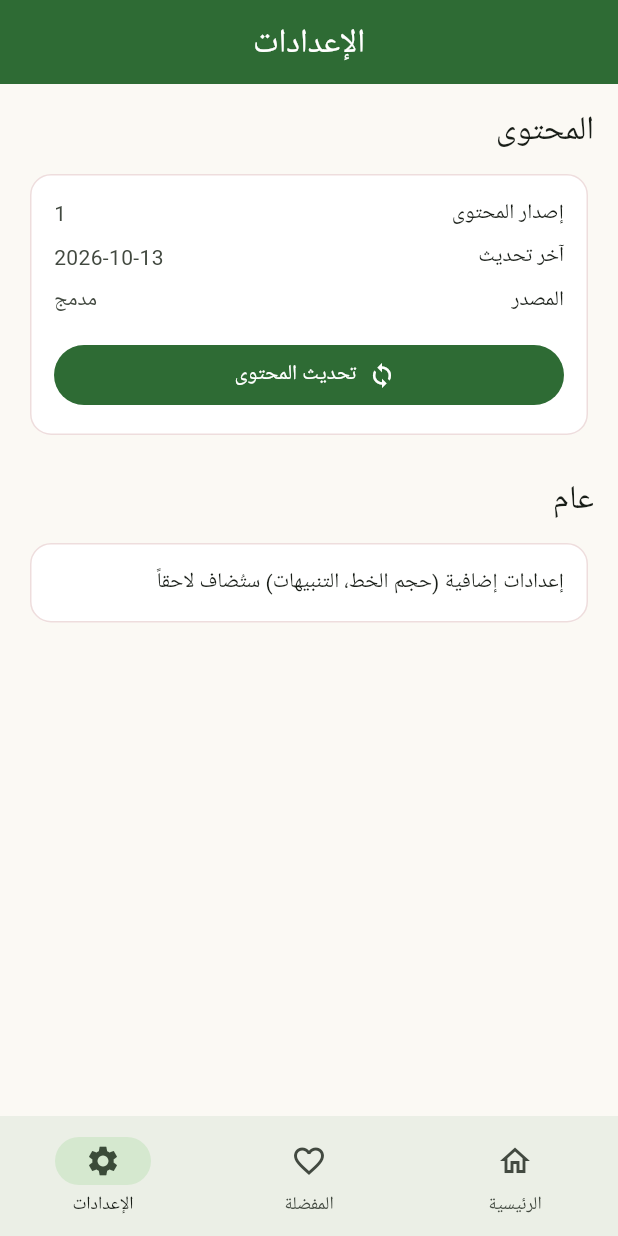
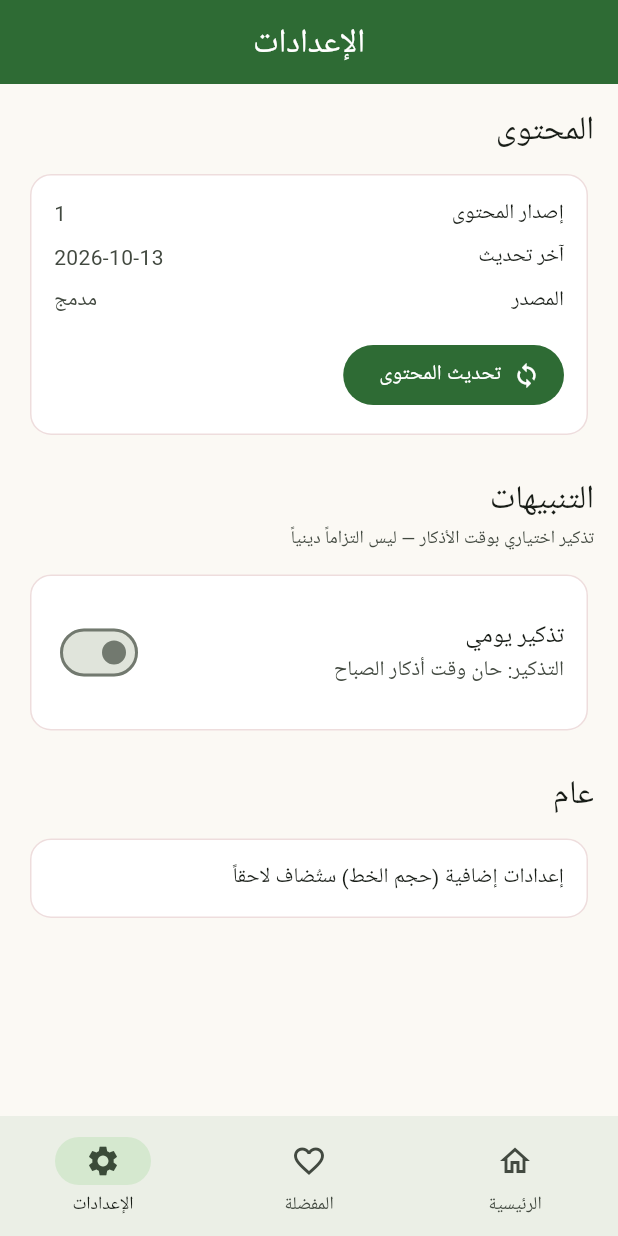
Before and after one commit to yahyaouifaouzi/the-muslims-companion, a Flutter app: the screen it shows after launch, item 3 of the bottom bar chosen, on a phone screen of 412 x 824 dp. Run offline on Flutter 3.47's test engine with Material 3 defaults, Android fonts, the light colour scheme and no system bars; our stand-ins replace flutter_local_notifications, flutter_timezone, share_plus, shared_preferences, timezone.

Commit message:
feat: daily local notifications with settings

```diff
--- /dev/null
+++ b/lib/app/reminder_store.dart
@@ -0,0 +1,77 @@
+import 'package:flutter/foundation.dart';
+import 'package:shared_preferences/shared_preferences.dart';
+
+/// Persisted daily-reminder settings: enabled flag and chosen local time.
+///
+/// The reminder is opt-in and purely a user convenience — it is never
+/// presented as a religious obligation.
+class ReminderStore extends ChangeNotifier {
+  static const String _enabledKey = 'reminder_enabled';
+  static const String _hourKey = 'reminder_hour';
+  static const String _minuteKey = 'reminder_minute';
+
+  /// Default reminder time: 07:00 local.
+  static const int defaultHour = 7;
+  static const int defaultMinute = 0;
+
+  bool enabled = false;
+  int hour = defaultHour;
+  int minute = defaultMinute;
+
+  /// Formatted 24-hour time string, e.g. `'07:30'`.
+  String get timeLabel =>
+      '${hour.toString().padLeft(2, '0')}:${minute.toString().padLeft(2, '0')}';
+
+  /// Restores persisted settings. Failures leave defaults in-memory.
+  Future<void> load() async {
+    try {
+      final prefs = await SharedPreferences.getInstance();
+      enabled = prefs.getBool(_enabledKey) ?? false;
+      hour = prefs.getInt(_hourKey) ?? defaultHour;
+      minute = prefs.getInt(_minuteKey) ?? defaultMinute;
+      if (hour < 0 || hour > 23) hour = defaultHour;
+      if (minute < 0 || minute > 59) minute = defaultMinute;
+    } catch (_) {
+      // Best-effort restore only.
+    }
+    notifyListeners();
+  }
+
+  /// Persists the enabled flag.
+  Future<void> setEnabled(bool value) async {
+    enabled = value;
+    notifyListeners();
+    try {
+      final prefs = await SharedPreferences.getInstance();
+      await prefs.setBool(_enabledKey, value);
+    } catch (_) {
+      // Keep the in-memory state even if persistence is unavailable.
+    }
+  }
+
+  /// Persists the chosen local time. Invalid values are clamped.
+  Future<void> setTime(int newHour, int newMinute) async {
+    hour = newHour.clamp(0, 23);
+    minute = newMinute.clamp(0, 59);
+    notifyListeners();
+    try {
+      final prefs = await SharedPreferences.getInstance();
+      await prefs.setInt(_hourKey, hour);
+      await prefs.setInt(_minuteKey, minute);
+    } catch (_) {
+      // Keep the in-memory state even if persistence is unavailable.
+    }
+  }
+}
+
+/// Computes the next occurrence of a daily [hour]:[minute] after [now].
+///
+/// Pure function (no timezone dependency) so it is trivially unit-testable.
+/// If today's occurrence has already passed, returns tomorrow's.
+DateTime nextDailyOccurrence(DateTime now, int hour, int minute) {
+  var scheduled = DateTime(now.year, now.month, now.day, hour, minute);
+  if (!scheduled.isAfter(now)) {
+    scheduled = scheduled.add(const Duration(days: 1));
+  }
+  return scheduled;
+}
--- a/lib/main.dart
+++ b/lib/main.dart
@@ -8,6 +8,8 @@ import 'package:provider/provider.dart';
 import 'app/content_provider.dart';
 import 'app/counter_store.dart';
 import 'app/favorites_store.dart';
+import 'app/notification_service.dart';
+import 'app/reminder_store.dart';
 import 'app/theme/app_theme.dart';
 import 'content/local_content_repository.dart';
 import 'content/refresh/content_cache.dart';
@@ -28,7 +30,15 @@ void main() async {
           client: RemoteContentClient(baseUrl: kContentBaseUrl),
           cache: cache,
         );
-  runApp(MuslimCompanionApp(cache: cache, refreshService: refreshService));
+  final notificationService = NotificationService();
+  await notificationService.init();
+  runApp(
+    MuslimCompanionApp(
+      cache: cache,
+      refreshService: refreshService,
+      notificationService: notificationService,
+    ),
+  );
 }
 
 Future<ContentCache?> _createCache() async {
@@ -57,6 +67,7 @@ class MuslimCompanionApp extends StatelessWidget {
     this.counterStore,
     this.cache,
     this.refreshService,
+    this.notificationService,
   });
 
   /// Injectable for tests; the real repository reads bundled assets.
@@ -73,6 +84,9 @@ class MuslimCompanionApp extends StatelessWidget {
 
   /// Injectable for tests; the real service uses a network client.
   final ContentRefreshService? refreshService;
+
+  /// Injectable for tests; the real service wraps flutter_local_notifications.
+  final NotificationService? notificationService;
 
   static const String appTitle = 'رفيق المسلم';
 
@@ -93,6 +107,7 @@ class MuslimCompanionApp extends StatelessWidget {
         ChangeNotifierProvider(
           create: (_) => (counterStore ?? CounterStore())..load(),
         ),
+        ChangeNotifierProvider(create: (_) => ReminderStore()..load()),
       ],
       child: MaterialApp(
         title: appTitle,
@@ -105,7 +120,7 @@ class MuslimCompanionApp extends StatelessWidget {
           GlobalCupertinoLocalizations.delegate,
         ],
         locale: const Locale('ar'),
-        home: const MainShell(),
+        home: MainShell(notificationService: notificationService),
       ),
     );
   }
--- a/lib/ui/screens/main_shell.dart
+++ b/lib/ui/screens/main_shell.dart
@@ -1,5 +1,6 @@
 import 'package:flutter/material.dart';
 
+import '../../app/notification_service.dart';
 import '../widgets/app_bottom_nav.dart';
 import 'favorites_screen.dart';
 import 'home_screen.dart';
@@ -8,7 +9,10 @@ import 'settings_screen.dart';
 /// Shell for the three root screens (home, favorites, settings) driven by a
 /// bottom NavigationBar; [IndexedStack] keeps state across tab switches.
 class MainShell extends StatefulWidget {
-  const MainShell({super.key});
+  const MainShell({super.key, this.notificationService});
+
+  /// Injectable for tests; provided by the app root in production.
+  final NotificationService? notificationService;
 
   @override
   State<MainShell> createState() => _MainShellState();
@@ -22,7 +26,11 @@ class _MainShellState extends State<MainShell> {
     return Scaffold(
       body: IndexedStack(
         index: _index,
-        children: const [HomeScreen(), FavoritesScreen(), SettingsScreen()],
+        children: [
+          const HomeScreen(),
+          const FavoritesScreen(),
+          SettingsScreen(notificationService: widget.notificationService),
+        ],
       ),
       bottomNavigationBar: AppBottomNav(
         index: _index,
--- a/lib/ui/screens/settings_screen.dart
+++ b/lib/ui/screens/settings_screen.dart
@@ -2,18 +2,24 @@ import 'package:flutter/material.dart';
 import 'package:provider/provider.dart';
 
 import '../../app/content_provider.dart';
+import '../../app/notification_service.dart';
+import '../../app/reminder_store.dart';
 import '../../content/local_content_repository.dart' show ContentCatalog;
 import '../../content/refresh/content_refresh_service.dart';
 
-/// Settings: content section with version info and manual refresh, plus
-/// placeholders for font size and reminders (later milestones).
+/// Settings: content section with version info and manual refresh, plus the
+/// daily reminder section and a placeholder for font size (later milestone).
 class SettingsScreen extends StatelessWidget {
-  const SettingsScreen({super.key});
+  const SettingsScreen({super.key, this.notificationService});
+
+  /// Injectable for tests; provided by the app shell in production.
+  final NotificationService? notificationService;
 
   @override
   Widget build(BuildContext context) {
     final provider = context.watch<ContentProvider>();
     final catalog = provider.catalog;
+    final reminder = context.watch<ReminderStore>();
     final theme = Theme.of(context);
 
     return Scaffold(
@@ -23,7 +29,46 @@ class SettingsScreen extends StatelessWidget {
         children: [
           Text('المحتوى', style: theme.textTheme.titleLarge),
           const SizedBox(height: 12),
-          Card(
+          _ContentCard(provider: provider, catalog: catalog),
+          const SizedBox(height: 24),
+          Text('التنبيهات', style: theme.textTheme.titleLarge),
+          const SizedBox(height: 4),
+          Text(
+            'تذكير اختياري بوقت الأذكار — ليس التزاماً دينياً',
+            style: theme.textTheme.bodySmall?.copyWith(
+              color: theme.colorScheme.onSurfaceVariant,
+            ),
+          ),
+          const SizedBox(height: 12),
+          _ReminderCard(
+            reminder: reminder,
+            notificationService: notificationService,
+          ),
+          const SizedBox(height: 24),
+          Text('عام', style: theme.textTheme.titleLarge),
+          const SizedBox(height: 12),
+          const Card(
+            child: Padding(
+              padding: EdgeInsetsDirectional.all(16),
+              child: Text('إعدادات إضافية (حجم الخط) ستُضاف لاحقاً'),
+            ),
+          ),
+        ],
+      ),
+    );
+  }
+}
+
+class _ContentCard extends StatelessWidget {
+  const _ContentCard({required this.provider, required this.catalog});
+
+  final ContentProvider provider;
+  final ContentCatalog? catalog;
+
+  @override
+  Widget build(BuildContext context) {
+    final theme = Theme.of(context);
+    return Card(
       child: Padding(
         padding: const EdgeInsetsDirectional.all(16),
         child: Column(
@@ -33,43 +78,30 @@ class SettingsScreen extends StatelessWidget {
               label: 'إصدار المحتوى',
               value: catalog == null
                   ? '—'
-                        : '${catalog.manifest.contentVersion}',
+                  : '${catalog!.manifest.contentVersion}',
             ),
             const SizedBox(height: 8),
-                  _InfoRow(
-                    label: 'آخر تحديث',
-                    value: _formatDate(provider, catalog),
-                  ),
+            _InfoRow(label: 'آخر تحديث', value: _formatDate(provider, catalog)),
             const SizedBox(height: 8),
             _InfoRow(
               label: 'المصدر',
               value: provider.usingCache ? 'محفوظ محلياً' : 'مدمج',
             ),
             const SizedBox(height: 16),
-                  Row(
-                    children: [
-                      Expanded(
-                        child: FilledButton.icon(
+            FilledButton.icon(
               icon: provider.refreshing
                   ? const SizedBox(
                       width: 18,
                       height: 18,
-                                  child: CircularProgressIndicator(
-                                    strokeWidth: 2,
-                                  ),
+                      child: CircularProgressIndicator(strokeWidth: 2),
                     )
                   : const Icon(Icons.sync),
               label: Text(
-                            provider.refreshing
-                                ? 'جارٍ التحديث…'
-                                : 'تحديث المحتوى',
+                provider.refreshing ? 'جارٍ التحديث…' : 'تحديث المحتوى',
               ),
               onPressed: provider.refreshing
                   ? null
                   : () => _refresh(context, provider),
-                        ),
-                      ),
-                    ],
             ),
             if (provider.refreshStatus == RefreshStatus.updated) ...[
               const SizedBox(height: 8),
@@ -79,8 +111,7 @@ class SettingsScreen extends StatelessWidget {
                   color: theme.colorScheme.primary,
                 ),
               ),
-                  ] else if (provider.refreshStatus ==
-                      RefreshStatus.unchanged) ...[
+            ] else if (provider.refreshStatus == RefreshStatus.unchanged) ...[
               const SizedBox(height: 8),
               Text(
                 'المحتوى محدّث بالفعل',
@@ -100,18 +131,6 @@ class SettingsScreen extends StatelessWidget {
           ],
         ),
       ),
-          ),
-          const SizedBox(height: 24),
-          Text('عام', style: theme.textTheme.titleLarge),
-          const SizedBox(height: 12),
-          const Card(
-            child: Padding(
-              padding: EdgeInsetsDirectional.all(16),
-              child: Text('إعدادات إضافية (حجم الخط، التنبيهات) ستُضاف لاحقاً'),
-            ),
-          ),
-        ],
-      ),
     );
   }
 
@@ -120,9 +139,7 @@ class SettingsScreen extends StatelessWidget {
     if (lastRefresh != null) {
       return '${lastRefresh.year}-${lastRefresh.month.toString().padLeft(2, '0')}-${lastRefresh.day.toString().padLeft(2, '0')}';
     }
-    if (catalog != null) {
-      return catalog.manifest.updatedAt;
-    }
+    if (catalog != null) return catalog.manifest.updatedAt;
     return '—';
   }
 
@@ -149,6 +166,117 @@ class SettingsScreen extends StatelessWidget {
   }
 }
 
+class _ReminderCard extends StatefulWidget {
+  const _ReminderCard({required this.reminder, this.notificationService});
+
+  final ReminderStore reminder;
+  final NotificationService? notificationService;
+
+  @override
+  State<_ReminderCard> createState() => _ReminderCardState();
+}
+
+class _ReminderCardState extends State<_ReminderCard> {
+  String? _statusMessage;
+
+  void _showStatus(String? message) {
+    if (mounted) setState(() => _statusMessage = message);
+  }
+
+  Future<void> _onToggle(bool enabled) async {
+    final reminder = widget.reminder;
+    final service = widget.notificationService;
+    if (service == null) {
+      // No service (e.g. in tests) — just persist the preference.
+      await reminder.setEnabled(enabled);
+      return;
+    }
+
+    if (enabled) {
+      final permissionOk = await service.requestPermission();
+      if (!permissionOk) {
+        _showStatus('تم رفض إذن الإشعارات. يمكنك تفعيله من إعدادات النظام.');
+        return;
+      }
+      final scheduled = await service.scheduleDaily(
+        hour: reminder.hour,
+        minute: reminder.minute,
+      );
+      if (!scheduled) {
+        _showStatus('تعذّر جدولة التذكير.');
+        return;
+      }
+      await reminder.setEnabled(true);
+      _showStatus(null);
+    } else {
+      await service.cancel();
+      await reminder.setEnabled(false);
+      _showStatus(null);
+    }
+  }
+
+  Future<void> _pickTime() async {
+    final reminder = widget.reminder;
+    final picked = await showTimePicker(
+      context: context,
+      initialTime: TimeOfDay(hour: reminder.hour, minute: reminder.minute),
+    );
+    if (picked == null) return;
+    await reminder.setTime(picked.hour, picked.minute);
+
+    // Reschedule if the reminder is currently active.
+    final service = widget.notificationService;
+    if (reminder.enabled && service != null) {
+      await service.scheduleDaily(hour: reminder.hour, minute: reminder.minute);
+    }
+  }
+
+  @override
+  Widget build(BuildContext context) {
+    final reminder = widget.reminder;
+    final theme = Theme.of(context);
+    return Card(
+      child: Padding(
+        padding: const EdgeInsetsDirectional.all(16),
+        child: Column(
+          crossAxisAlignment: CrossAxisAlignment.start,
+          children: [
+            SwitchListTile(
+              contentPadding: EdgeInsets.zero,
+              title: const Text('تذكير يومي'),
+              subtitle: Text('التذكير: حان وقت أذكار الصباح'),
+              value: reminder.enabled,
+              onChanged: _onToggle,
+            ),
+            if (reminder.enabled) ...[
+              const Divider(),
+              ListTile(
+                contentPadding: EdgeInsets.zero,
+                leading: const Icon(Icons.schedule),
+                title: const Text('وقت التذكير'),
+                trailing: Text(
+                  reminder.timeLabel,
+                  style: theme.textTheme.titleMedium,
+                ),
+                onTap: _pickTime,
+              ),
+            ],
+            if (_statusMessage != null) ...[
+              const SizedBox(height: 4),
+              Text(
+                _statusMessage!,
+                style: theme.textTheme.bodySmall?.copyWith(
+                  color: theme.colorScheme.error,
+                ),
+              ),
+            ],
+          ],
+        ),
+      ),
+    );
+  }
+}
+
 class _InfoRow extends StatelessWidget {
   const _InfoRow({required this.label, required this.value});
 
--- a/pubspec.yaml
+++ b/pubspec.yaml
@@ -42,6 +42,9 @@ dependencies:
   intl: ^0.20.3
   http: ^1.5.0
   path_provider: ^2.1.5
+  flutter_local_notifications: ^19.4.0
+  timezone: ^0.10.0
+  flutter_timezone: ^4.1.0
   flutter_localizations:
     sdk: flutter
 
```
Also changed, not shown: lib/app/notification_service.dart (added, +139 -0 lines), pubspec.lock, 8 other files. Lines whose indentation alone changed are shown as unchanged.
